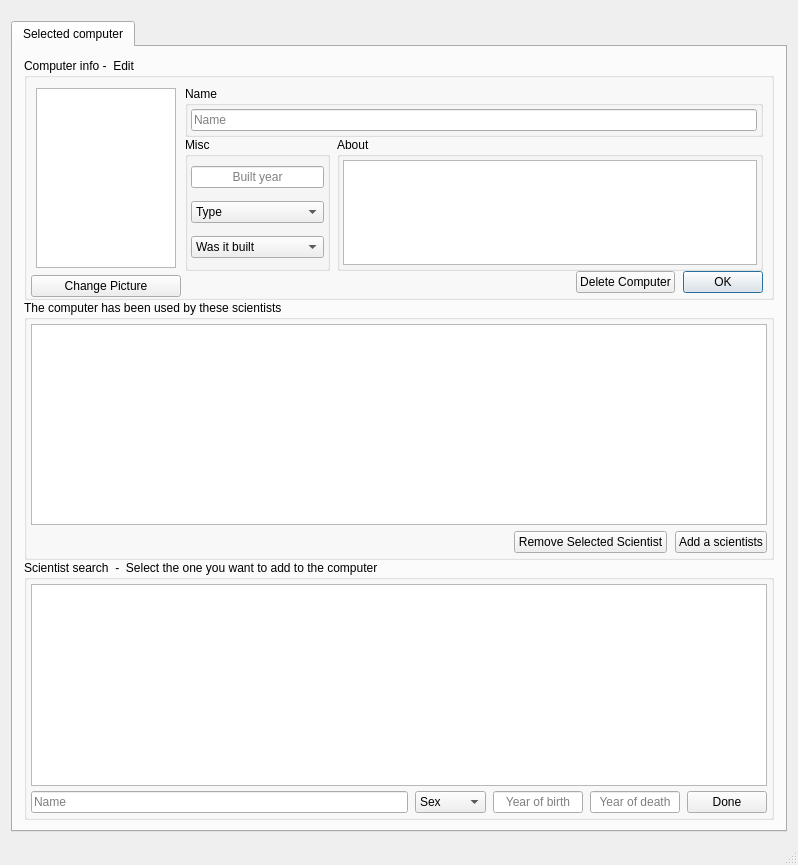
This is ComputerScientistsW1/mainwindow.ui in Bosos/T-113-VLN1_Hopur3 as Qt 5 draws it before an edit. The edited form follows.
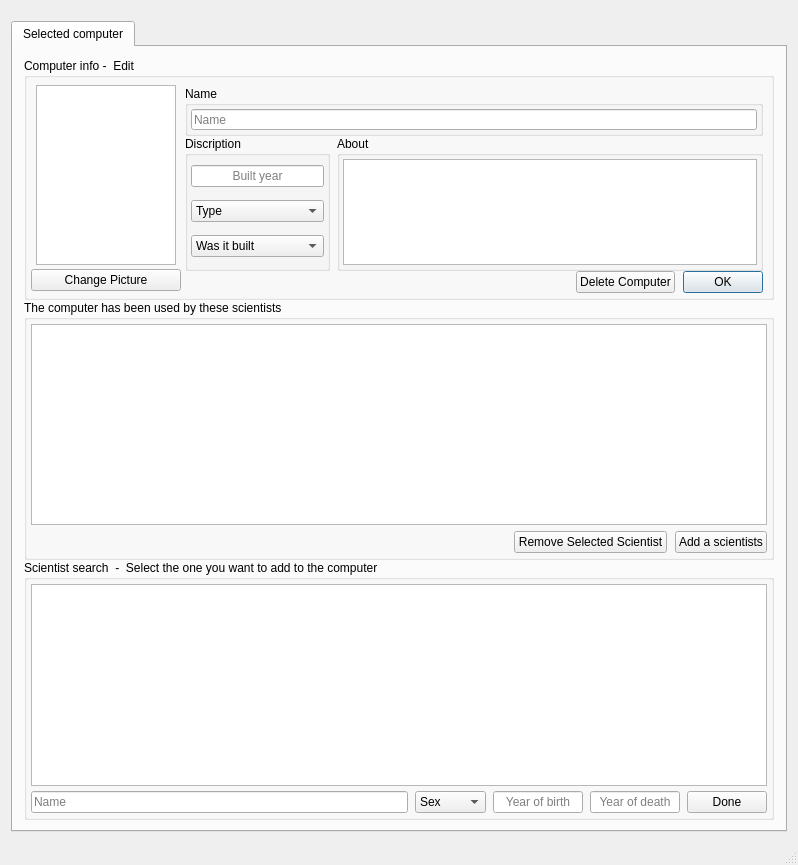
This is the edited form. The open tabs and pages were chosen to show the change.

Patch:
```diff
--- a/ComputerScientistsW1/mainwindow.ui
+++ b/ComputerScientistsW1/mainwindow.ui
@@ -1233,6 +1233,9 @@
                  <property name="rightMargin">
                   <number>0</number>
                  </property>
+                 <property name="bottomMargin">
+                  <number>6</number>
+                 </property>
                  <item alignment="Qt::AlignHCenter|Qt::AlignVCenter">
                   <widget class="QGraphicsView" name="computerSelectedPicture">
                    <property name="minimumSize">
@@ -1313,7 +1316,7 @@
                       <property name="minimumSize">
                        <size>
                         <width>0</width>
-                        <height>0</height>
+                        <height>21</height>
                        </size>
                       </property>
                       <property name="maximumSize">
@@ -1365,7 +1368,7 @@
                       </size>
                      </property>
                      <property name="title">
-                      <string>Misc</string>
+                      <string>Discription</string>
                      </property>
                      <layout class="QVBoxLayout" name="verticalLayout_15">
                       <property name="spacing">
@@ -1385,6 +1388,12 @@
                       </property>
                       <item>
                        <widget class="QLineEdit" name="computerSelectedComputerBuiltYearlineEdit">
+                        <property name="minimumSize">
+                         <size>
+                          <width>0</width>
+                          <height>21</height>
+                         </size>
+                        </property>
                         <property name="maximumSize">
                          <size>
                           <width>16777215</width>
@@ -1410,6 +1419,12 @@
                       </item>
                       <item>
                        <widget class="QComboBox" name="computerSelectedTypeComboBox">
+                        <property name="minimumSize">
+                         <size>
+                          <width>0</width>
+                          <height>21</height>
+                         </size>
+                        </property>
                         <item>
                          <property name="text">
                           <string>Type</string>
@@ -1439,6 +1454,12 @@
                       </item>
                       <item>
                        <widget class="QComboBox" name="computerSelectedWasItBuiltComboBox">
+                        <property name="minimumSize">
+                         <size>
+                          <width>0</width>
+                          <height>21</height>
+                         </size>
+                        </property>
                         <item>
                          <property name="text">
                           <string>Was it built</string>
```
Left out of the diff: 67 changed lines with no effect on the pictures.
